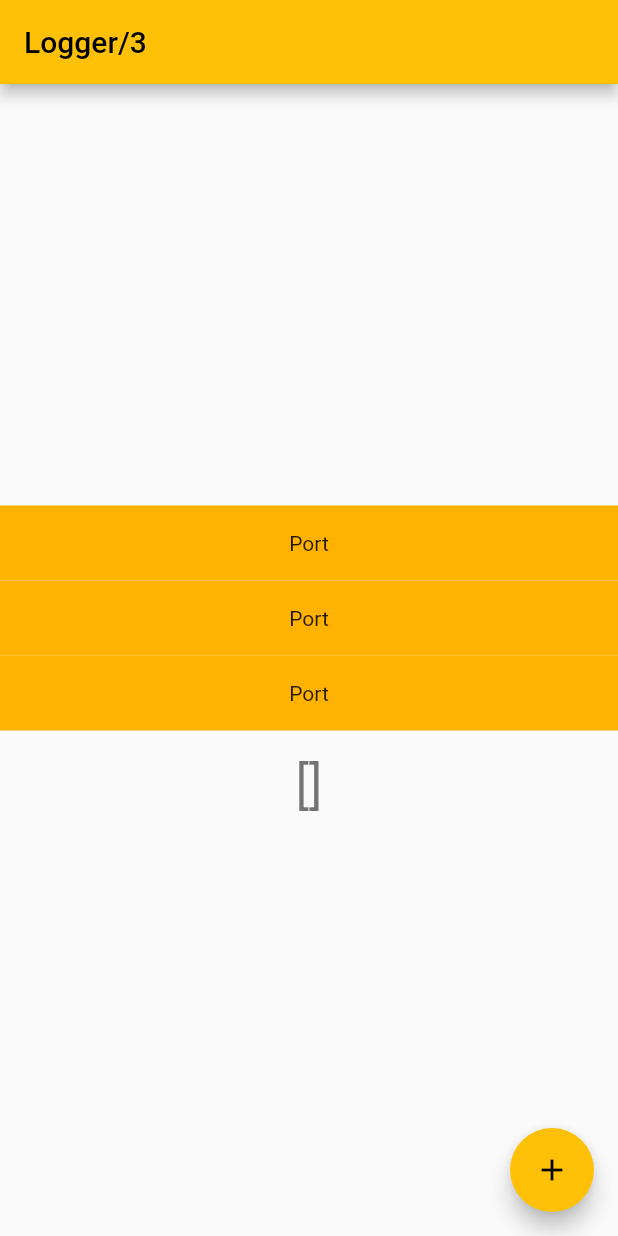
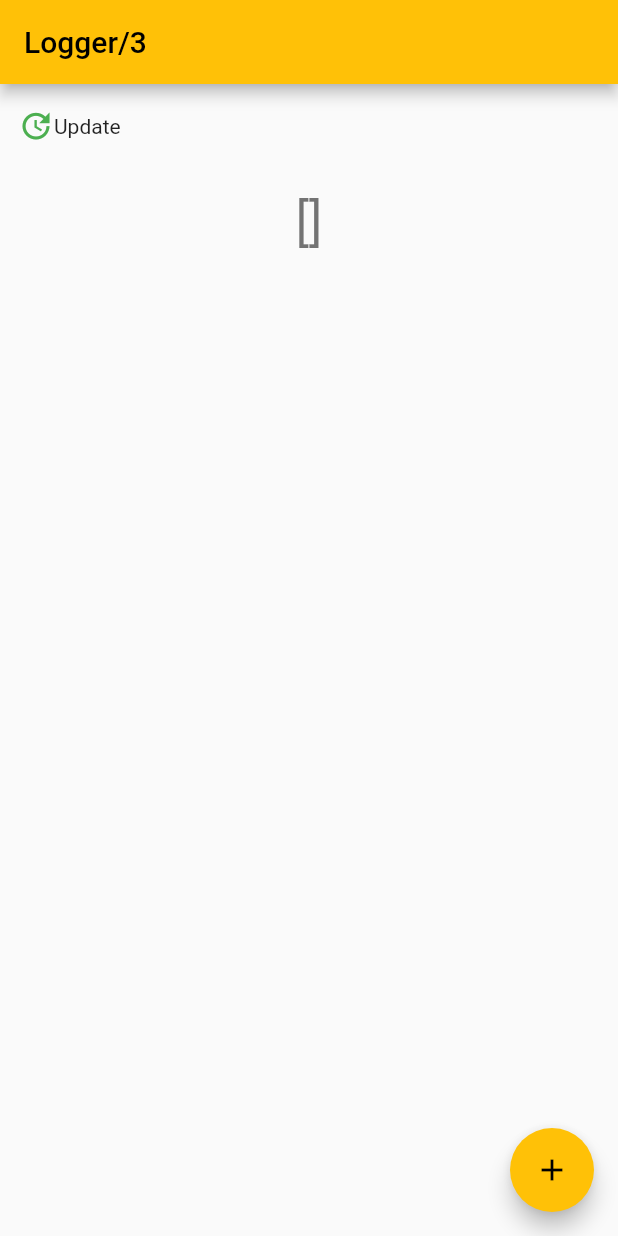
Before and after one commit to baden/mobile-logger-3, a Flutter app: the screen it shows after launch, on a phone screen of 412 x 824 dp. Run offline on Flutter 3.47's test engine with Material 2 defaults, Android fonts, the phone set to English and light mode, and no system bars; our stand-ins replace fluttertoast; missing offline and left inert: usb_serial.

Commit message:
List of connected ports.

```diff
--- a/lib/main.dart
+++ b/lib/main.dart
@@ -61,10 +61,12 @@ class _MyHomePageState extends State<MyHomePage> {
           mainAxisAlignment: MainAxisAlignment.center,
           children: <Widget>[
             PortList(),
-            Text(
+            Expanded(child: Text(
               '[$_debug]',
               style: Theme.of(context).textTheme.headline4,
-            ),
+            )
+            )
+
           ],
 
       ),
--- /dev/null
+++ b/lib/widgets/components.dart
@@ -0,0 +1,34 @@
+
+import 'package:flutter/material.dart';
+import 'package:fluttertoast/fluttertoast.dart';
+
+class IconKey extends StatelessWidget {
+  const IconKey(this.icon, this.label, {Key? key}) : super(key: key);
+
+  final IconData icon;
+  final String label;
+
+  @override
+  Widget build(BuildContext context) {
+    return Row(children: [
+      Icon(
+        icon,
+        color: Colors.green,
+        size: 24.0,
+      ),
+      Text(label)
+    ]);
+  }
+}
+
+void showToast(String text) {
+  Fluttertoast.showToast(
+    msg: text,
+    toastLength: Toast.LENGTH_LONG,
+    gravity: ToastGravity.TOP,
+    timeInSecForIosWeb: 1,
+    backgroundColor: Colors.red,
+    textColor: Colors.white,
+    fontSize: 16.0
+  );
+}
--- a/lib/widgets/port_list_item.dart
+++ b/lib/widgets/port_list_item.dart
@@ -1,64 +1,124 @@
 import 'package:flutter/material.dart';
+import 'package:fluttertoast/fluttertoast.dart';
+import 'package:usb_serial/usb_serial.dart';
+
+import 'components.dart';
 
 class DataModel {
-  var name;
-  var manuf;
+  String name;
+  String manuf;
+  bool isChecked;
 
   DataModel({
-    this.name,
-    this.manuf
+    required this.name,
+    required this.manuf,
+    this.isChecked = false
   });
 }
-
-List<DataModel> dataList = [
-  DataModel(
-    name: 'AAA',
-    manuf: 'Sil',
-  ),
-  DataModel(
-    name: 'BBB',
-    manuf: 'Sil',
-  ),
-  DataModel(
-    name: 'CCC',
-    manuf: 'Sil',
-  ),
-];
 
 class PortList extends StatefulWidget {
   PortList({Key? key}) : super(key: key);
 
   @override
   State<PortList> createState() => _PortListState();
+
 }
 
 class _PortListState extends State<PortList> {
+
+  List<DataModel> dataList = [];
+
+  void rescanPorts() async {
+    // print("Rescanin ports");
+    setState(() {
+      dataList.clear();
+    });
+
+    List<UsbDevice> devices = await UsbSerial.listDevices();
+
+    setState(() {
+      // dataList.clear();
+      for(var d in devices) {
+        // print("name: ${d.deviceName}  manuf: ${d.manufacturerName??'-'}");
+        // _debug += "name: ${d.deviceName}  manuf: ${d.manufacturerName??'-'}\r\n";
+        dataList.add(DataModel(name: d.deviceName, manuf: d.manufacturerName??'-'));
+      }
+    });
+
+  }
+
+  @override
+  void initState() {
+    // TODO: implement initState
+    super.initState();
+    rescanPorts();
+  }
+
   @override
   Widget build(BuildContext context) {
-    return ListView.builder(
+    return Column(children: [
+      GestureDetector(
+        onTap: () {
+          print("Update (TDP)");
+          rescanPorts();
+        },
+        child: Container(
+          padding: const EdgeInsets.fromLTRB(12, 16, 12, 16),
+          child: const IconKey(Icons.update, "Update")
+        )
+      ),
+      ListView.builder(
             scrollDirection: Axis.vertical,
             itemCount: dataList.length,
             shrinkWrap: true,
             padding: const EdgeInsets.only(bottom: 16),
             itemBuilder: (context, index) {
-              return PortItem(dataList[index], index);
+              return PortItem(dataList[index], index, false);
             }
-      );
+      ),
+    ]);
   }
 }
 
 class PortItem extends StatelessWidget {
   final DataModel model;
   final int pos;
+  final bool isChecked;
 
-  const PortItem(this.model, this.pos);
+  const PortItem(this.model, this.pos, this.isChecked, {super.key});
 
   @override
   Widget build(BuildContext context) {
-    return Container(
-      height: 50,
-      color: Colors.amber[600],
-      child: const Center(child: Text('Port')),
+    return GestureDetector(
+      onTap: (){
+        print("Tap");
+        showToast("Port is used for log recording...(TDP)");
+      },
+      child: Container(
+        height: 40,
+        color: Colors.amber[600],
+        padding: const EdgeInsets.fromLTRB(12, 0, 12, 0),
+        child: Row(
+          children: [
+
+            Checkbox(
+              checkColor: Colors.white,
+              // fillColor: MaterialStateProperty.resolveWith(getColor),
+              value: isChecked,
+              onChanged: (bool? value) {
+                print("TDP($value)");
+                // setState(() {
+                //   isChecked = value!;
+                // });
+              },
+            ),
+
+            Text("$pos:"),
+            Text("${model.name}"),
+            Text("${model.manuf}"),
+          ]
+        ),
+      )
     );
   }
 }
--- a/pubspec.yaml
+++ b/pubspec.yaml
@@ -32,6 +32,7 @@ dependencies:
   flutter:
     sdk: flutter
   usb_serial: ^0.4.0
+  fluttertoast: ^8.0.9
 
 
   # The following adds the Cupertino Icons font to your application.
```
Also changed, not shown: pubspec.lock, 3 other files.
